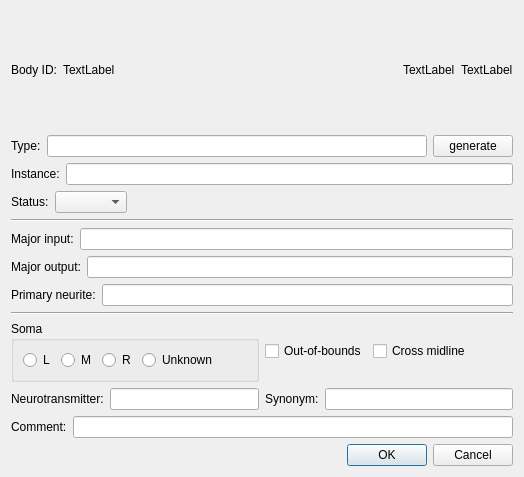
Old version of the form neurolabi/gui/flyem/dialogs/flyembodyannotationdialog.ui in the repository janelia-flyem/NeuTu.
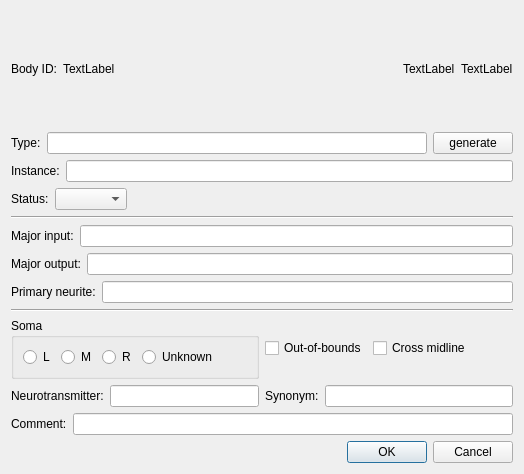
New version of the form.

Diff of the .ui file:
```diff
--- a/neurolabi/gui/flyem/dialogs/flyembodyannotationdialog.ui
+++ b/neurolabi/gui/flyem/dialogs/flyembodyannotationdialog.ui
@@ -7,7 +7,7 @@
     <x>0</x>
     <y>0</y>
     <width>524</width>
-    <height>477</height>
+    <height>474</height>
    </rect>
   </property>
   <property name="windowTitle">
@@ -62,9 +62,7 @@
    <item>
     <layout class="QHBoxLayout" name="horizontalLayout_3">
      <item>
-      <layout class="QHBoxLayout" name="horizontalLayout">
-       <item>
-        <widget class="QLabel" name="label">
+      <widget class="QLabel" name="typeLabel">
          <property name="text">
           <string>Type:</string>
          </property>
@@ -79,8 +77,6 @@
           <string>generate</string>
          </property>
         </widget>
-       </item>
-      </layout>
      </item>
     </layout>
    </item>
```
Left out of the diff: 2 changed lines with no effect on the pictures. Lines whose indentation alone changed are shown as unchanged.
